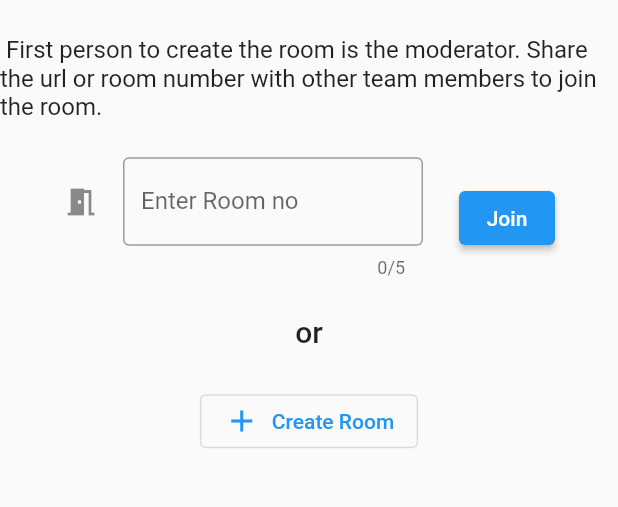
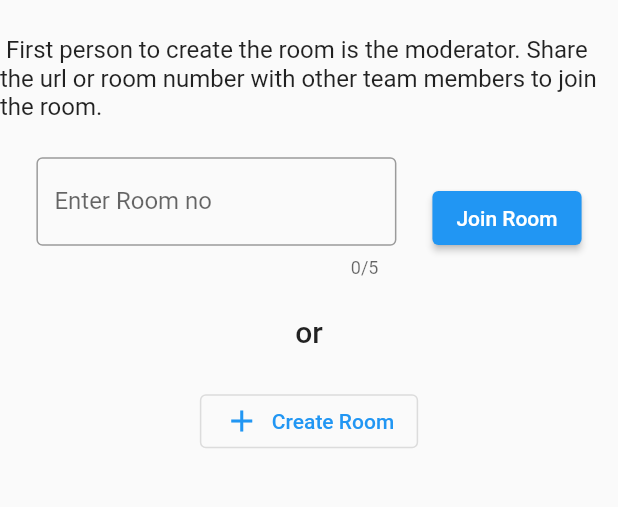
Before and after one commit to praslnx8/planning_poker, a Flutter app: the screen it shows after launch, on a phone screen of 412 x 824 dp, the part 466-973 px from its top. Run offline on Flutter 3.47's test engine with Material 2 defaults, Android fonts, the phone set to English and light mode, and no system bars; our stand-ins replace firebase_auth, firebase_core, firebase_database, flutter_dotenv, logger; accounts and stored records are empty; statements that could not run were skipped.

```diff
--- a/lib/ui/landing_page.dart
+++ b/lib/ui/landing_page.dart
@@ -108,7 +108,6 @@ class _LandingPageState extends State<LandingPage> {
                         return null;
                       },
                       decoration: InputDecoration(
-                        icon: Icon(Icons.meeting_room),
                         border: OutlineInputBorder(
                           borderSide: BorderSide(width: 5.0),
                         ),
@@ -119,11 +118,9 @@ class _LandingPageState extends State<LandingPage> {
                   Padding(padding: EdgeInsets.all(12)),
                   ElevatedButton(
                     onPressed: () => {
-                      if (_formKey.currentState!.validate()) {
-                        _joinRoom(_roomNoFieldController.value.text)
-                      }
+                      if (_formKey.currentState!.validate()) {_joinRoom(_roomNoFieldController.value.text)}
                     },
-                    child: Text('Join'),
+                    child: Text('Join Room'),
                   )
                 ],
               ),
```
Also changed, not shown: firebase.json, 1 other file.
